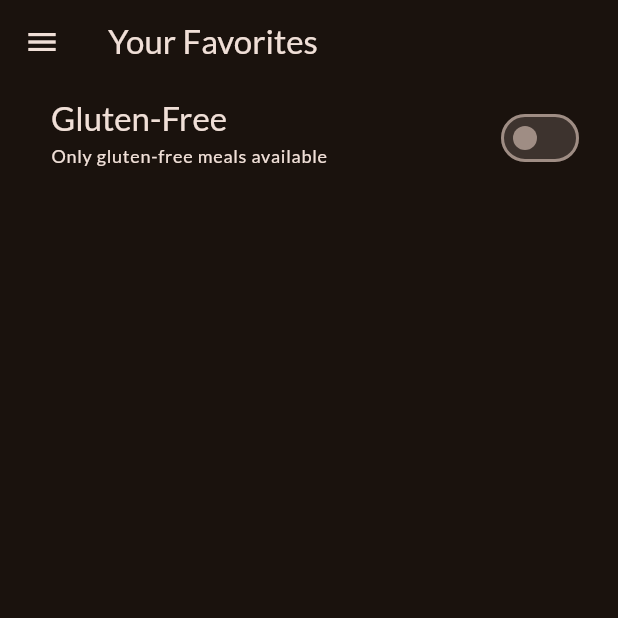
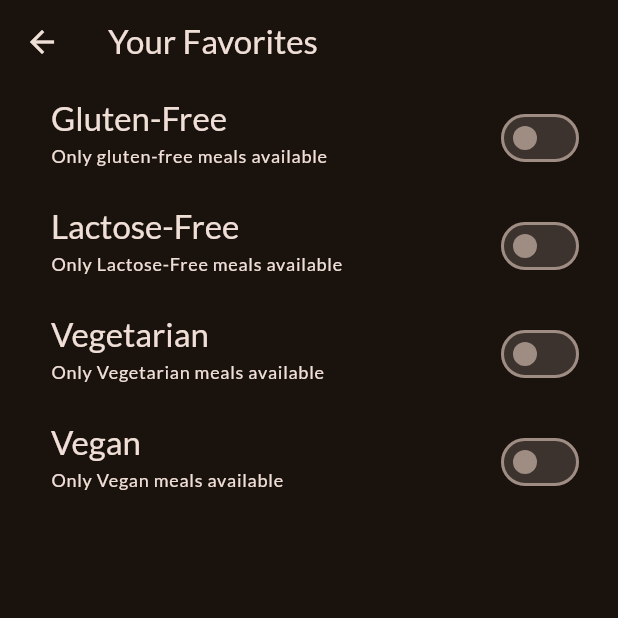
Before and after one commit to DeepanshuJain07/final_meals, a Flutter app: the FiltersScreen screen opened directly, on a phone screen of 412 x 824 dp, the top half of it. Run offline on Flutter 3.47's test engine with Material 3 defaults, Android fonts, the phone set to English and light mode, and no system bars; our stand-ins replace google_fonts, transparent_image.

Commit message:
Some updates done in Categories,Tabs and filter Screen

```diff
--- a/lib/screens/categories.dart
+++ b/lib/screens/categories.dart
@@ -6,11 +6,12 @@ import 'package:final_meals/models/category.dart';
 import'package:final_meals/models/meal.dart';
 
 class CategoriesScreen extends StatelessWidget {
- const  CategoriesScreen({super.key, required this.onToggleFavorite});
+ const  CategoriesScreen({super.key, required this.onToggleFavorite, required this.totallyFilteredMeals});
   final void Function(Meal meal) onToggleFavorite;
+  final List<Meal> totallyFilteredMeals;
 
   void selectCategory(BuildContext context, Category category) {
-    final filteredMeals = dummyMeals
+    final filteredMeals = totallyFilteredMeals
         .where((meal) => meal.categories.contains(category.id))
         .toList();
     Navigator.of(context).push(
--- a/lib/screens/filters.dart
+++ b/lib/screens/filters.dart
@@ -1,36 +1,38 @@
-import 'package:final_meals/screens/tabs.dart';
 import 'package:flutter/material.dart';
-import 'package:final_meals/widgets/main_drawer.dart';
+
+enum Filters { glutenFree, lactoseFree, vegetarian, vegan }
 
 class FiltersScreen extends StatefulWidget {
   const FiltersScreen({super.key});
 
   @override
-  State<StatefulWidget> createState() {
+  State<FiltersScreen> createState() {
     return _FiltersScreenState();
   }
 }
 
 class _FiltersScreenState extends State<FiltersScreen> {
   var _glutenFreeFilterSet = false;
+  var _lactoseFreeFilterSet = false;
+  var _vegetarianFilterSet = false;
+  var _veganFilterSet = false;
 
   @override
   Widget build(BuildContext context) {
     return Scaffold(
       appBar: AppBar(title: Text('Your Favorites')),
-      drawer: MainDrawer(
-        onSelectScreen: (identifier) {
-          if (identifier == 'meals') {
-            Navigator.of(
-              context,
-            ).pushReplacement(MaterialPageRoute(builder: (ctx) => TabsScreen()));
-          } else {
-            Navigator.of(context).pop();
-          }
+      body: PopScope(
+        canPop: false,
+        onPopInvokedWithResult: (bool didpop, dynamic result) {
+          if (didpop) return;
+          Navigator.of(context).pop({
+            Filters.glutenFree: _glutenFreeFilterSet,
+            Filters.lactoseFree: _lactoseFreeFilterSet,
+            Filters.vegetarian: _vegetarianFilterSet,
+            Filters.vegan: _veganFilterSet,
+          });
         },
-      ),
-
-      body: Column(
+        child: Column(
           children: [
             SwitchListTile(
               value: _glutenFreeFilterSet,
@@ -54,7 +56,77 @@ class _FiltersScreenState extends State<FiltersScreen> {
               contentPadding: EdgeInsets.only(left: 34, right: 22),
               activeThumbColor: Theme.of(context).colorScheme.onTertiary,
             ),
+
+            SwitchListTile(
+              value: _lactoseFreeFilterSet,
+              onChanged: (isChecked) {
+                setState(() {
+                  _lactoseFreeFilterSet = isChecked;
+                });
+              },
+              title: Text(
+                'Lactose-Free',
+                style: Theme.of(context).textTheme.titleLarge!.copyWith(
+                  color: Theme.of(context).colorScheme.onSurface,
+                ),
+              ),
+              subtitle: Text(
+                'Only Lactose-Free meals available',
+                style: Theme.of(context).textTheme.labelMedium!.copyWith(
+                  color: Theme.of(context).colorScheme.onSurface,
+                ),
+              ),
+              contentPadding: EdgeInsets.only(left: 34, right: 22),
+              activeThumbColor: Theme.of(context).colorScheme.onTertiary,
+            ),
+
+            SwitchListTile(
+              value: _vegetarianFilterSet,
+              onChanged: (isChecked) {
+                setState(() {
+                  _vegetarianFilterSet = isChecked;
+                });
+              },
+              title: Text(
+                'Vegetarian',
+                style: Theme.of(context).textTheme.titleLarge!.copyWith(
+                  color: Theme.of(context).colorScheme.onSurface,
+                ),
+              ),
+              subtitle: Text(
+                'Only Vegetarian meals available',
+                style: Theme.of(context).textTheme.labelMedium!.copyWith(
+                  color: Theme.of(context).colorScheme.onSurface,
+                ),
+              ),
+              contentPadding: EdgeInsets.only(left: 34, right: 22),
+              activeThumbColor: Theme.of(context).colorScheme.onTertiary,
+            ),
+
+            SwitchListTile(
+              value: _veganFilterSet,
+              onChanged: (isChecked) {
+                setState(() {
+                  _veganFilterSet = isChecked;
+                });
+              },
+              title: Text(
+                'Vegan',
+                style: Theme.of(context).textTheme.titleLarge!.copyWith(
+                  color: Theme.of(context).colorScheme.onSurface,
+                ),
+              ),
+              subtitle: Text(
+                'Only Vegan meals available',
+                style: Theme.of(context).textTheme.labelMedium!.copyWith(
+                  color: Theme.of(context).colorScheme.onSurface,
+                ),
+              ),
+              contentPadding: EdgeInsets.only(left: 34, right: 22),
+              activeThumbColor: Theme.of(context).colorScheme.onTertiary,
+            ),
           ],
+        ),
       ),
     );
   }
```
Also changed, not shown: lib/screens/tabs.dart (+35 -4 lines). Lines whose indentation alone changed are shown as unchanged.
